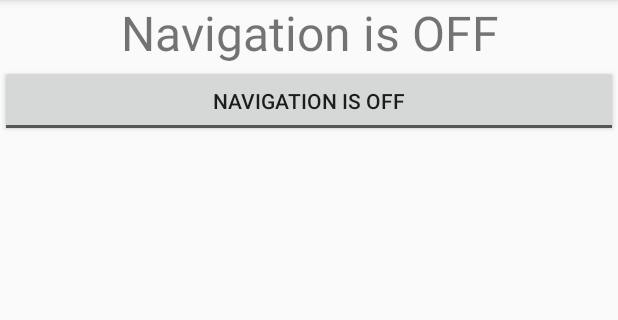
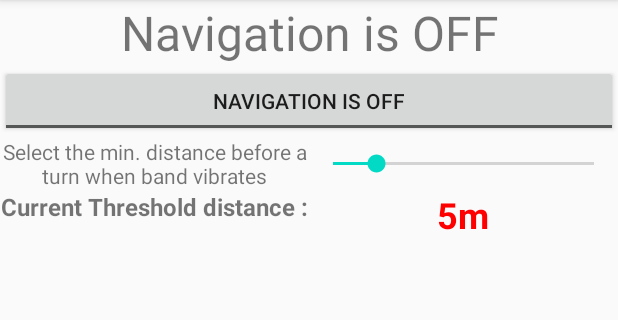
Before and after one commit to jashgopani/NaviBands, an Android app: the screen it shows after launch (MainActivity), on a phone screen of 412 x 824 dp, the part 84-404 px from its top. Run offline under Robolectric (Android 15) with nearby library versions, the phone set to English and light mode, and no system bars; 1 statement that could not run was skipped.

```diff
--- a/app/build.gradle
+++ b/app/build.gradle
@@ -1,5 +1,4 @@
 apply plugin: 'com.android.application'
-apply plugin: 'com.google.gms.google-services'
 android {
     compileSdkVersion 29
     buildToolsVersion "29.0.2"
@@ -36,7 +35,6 @@ dependencies {
     implementation 'androidx.appcompat:appcompat:1.1.0'
     implementation 'androidx.constraintlayout:constraintlayout:1.1.3'
     implementation 'androidx.localbroadcastmanager:localbroadcastmanager:1.0.0'
-    implementation 'com.google.firebase:firebase-firestore:21.4.3'
     testImplementation 'junit:junit:4.13'
     androidTestImplementation 'androidx.test.ext:junit:1.1.1'
     androidTestImplementation 'androidx.test.espresso:espresso-core:3.2.0'
--- a/app/src/main/java/com/example/maptest/IconDataset.java
+++ b/app/src/main/java/com/example/maptest/IconDataset.java
@@ -180,7 +180,7 @@ public class IconDataset {
 
             //get current direction name from current resId
             int currResId = res.getKey();
-            String currDirection = directionNames.get(currResId);
+            String currDirection = directionNames.containsKey(currResId)?directionNames.get(currResId):Directions.UNKNOWN;
             ArrayList<Integer> currPixels = res.getValue();
 
             //calc similarity
@@ -193,7 +193,7 @@ public class IconDataset {
                 maxId = currResId;//for debugging
 
                 double diff = Math.abs(val-prevSimilarity);
-                if(diff>=0 && diff<=0.15d && currDirection.equals(prevDirection) && maxSimilarity>0.6){
+                if(diff>=0 && diff<=0.15d && currDirection!=null && currDirection.equals(prevDirection) && maxSimilarity>0.6){
                     //if the previous similarity is almost same and the direction is also same
                     //no redundant comparison needed
                     Log.d(TAG, "contains: DirectionDetected >> "+currDirection);
--- a/app/src/main/java/com/example/maptest/MainActivity.java
+++ b/app/src/main/java/com/example/maptest/MainActivity.java
@@ -6,6 +6,7 @@ import android.content.Context;
 import android.content.DialogInterface;
 import android.content.Intent;
 import android.content.IntentFilter;
+import android.graphics.Color;
 import android.graphics.drawable.Drawable;
 import android.graphics.drawable.Icon;
 import android.os.Build;
@@ -18,6 +19,7 @@ import android.widget.CompoundButton;
 import android.widget.EditText;
 import android.widget.ImageView;
 import android.widget.LinearLayout;
+import android.widget.SeekBar;
 import android.widget.TextView;
 import android.widget.Toast;
 import android.widget.ToggleButton;
@@ -48,7 +50,9 @@ public class MainActivity extends AppCompatActivity {
     private static final String TAG = "MainActivity";
     private static Context context;
     ToggleButton toggleMonitoringBtn;
-    TextView logtv, statustv;
+    TextView logtv, statustv,thresholdtv;
+    SeekBar thresholdSb;
+    private int currentThreshold = 5;
     boolean monitoringMode;
 
     final BroadcastReceiver directionsReceiver = new BroadcastReceiver() {
@@ -83,9 +87,10 @@ public class MainActivity extends AppCompatActivity {
                         char[] c = t.toCharArray();
                         if(!(c[t.length()-2]=='k')){
                             distance = Integer.parseInt(t.substring(0,t.length()-2));
-                            if(distance<=20){
+                            if(distance<=currentThreshold){
                                 String msg = direction+" in "+distance+"m";
                                 updateMonitoringService(title,msg);
+                                Toast.makeText(context, "<< Naviband Vibrates >>", Toast.LENGTH_SHORT).show();
                             }else{
                                 updateMonitoringService(title,"Navigating..");
                             }
@@ -111,8 +116,8 @@ public class MainActivity extends AppCompatActivity {
     }
 
     private void init() {
+        findViews();
         initializeVariables();
-        findViews();
         addEventListeners();
         getPermissions();
         setStatustv();
@@ -121,18 +126,25 @@ public class MainActivity extends AppCompatActivity {
     private void initializeVariables() {
         context = getApplicationContext();
         monitoringMode = false;
+
+        //seek bar and its related text view
+        thresholdSb.setProgress(currentThreshold);
+        thresholdtv.setText(currentThreshold+"m");
     }
 
     private void findViews() {
         toggleMonitoringBtn = findViewById(R.id.toggleMonitoringBtn);
         logtv = findViewById(R.id.logtv);
         statustv = findViewById(R.id.statustv);
+        thresholdSb = findViewById(R.id.thresholdSeek);
+        thresholdtv = findViewById(R.id.thresholdTv);
     }
 
     @Override
     protected void onDestroy() {
         stopService(new Intent(MainActivity.this,ForegroundService.class));
         super.onDestroy();
+
     }
 
 
@@ -153,6 +165,23 @@ public class MainActivity extends AppCompatActivity {
                     stopMonitoringService();
                     unregisterReceiver();
                 }
+            }
+        });
+
+        thresholdSb.setOnSeekBarChangeListener(new SeekBar.OnSeekBarChangeListener() {
+            @Override
+            public void onProgressChanged(SeekBar seekBar, int progress, boolean fromUser) {
+                currentThreshold = progress;
+                thresholdtv.setText(currentThreshold+"m");
+                thresholdtv.setTextColor(Color.RED);
+            }
+
+            @Override
+            public void onStartTrackingTouch(SeekBar seekBar) {
+            }
+
+            @Override
+            public void onStopTrackingTouch(SeekBar seekBar) {
             }
         });
 
--- a/app/src/main/res/layout/activity_main.xml
+++ b/app/src/main/res/layout/activity_main.xml
@@ -4,9 +4,11 @@
     xmlns:tools="http://schemas.android.com/tools"
     android:layout_width="match_parent"
     android:layout_height="match_parent"
+    xmlns:app="http://schemas.android.com/apk/res-auto"
     android:layout_gravity="center"
     android:animateLayoutChanges="true"
     android:columnCount="2"
+    android:foregroundGravity="center|center_vertical"
     tools:context=".MainActivity">
 
     <TextView
@@ -24,10 +26,53 @@
         android:layout_width="0dp"
         android:layout_height="wrap_content"
         android:layout_columnWeight="1"
+        android:layout_columnSpan="2"
         android:text="Start Service"
         android:textAlignment="center"
         android:textOff="@string/monitoring_off"
         android:textOn="@string/monitoring_on" />
+    <TextView
+        android:layout_width="0dp"
+        android:layout_height="wrap_content"
+        android:layout_columnWeight="1"
+        android:textAlignment="center"
+        android:layout_columnSpan="1"
+        android:text="@string/vibrate_distance"
+        />
+    <SeekBar
+        android:id="@+id/thresholdSeek"
+        android:min="2"
+        android:max="20"
+        android:progress="5"
+        android:layout_width="0dp"
+        android:layout_height="wrap_content"
+        android:layout_columnWeight="1"
+        android:layout_columnSpan="1"
+        android:layout_gravity="center_vertical"
+        />
+    <TextView
+        android:layout_width="0dp"
+        android:layout_height="wrap_content"
+        android:layout_columnWeight="1"
+        android:textAlignment="center"
+        android:layout_columnSpan="1"
+        android:textSize="16dp"
+        android:textStyle="bold"
+        android:text="@string/threshold"
+        />
+    <TextView
+        android:id="@+id/thresholdTv"
+        android:textSize="24dp"
+        tools:text="5"
+        android:layout_gravity="center_vertical"
+        android:textColor="#ff0000"
+        android:textStyle="bold"
+        android:layout_width="0dp"
+        android:layout_height="wrap_content"
+        android:layout_columnWeight="1"
+        android:textAlignment="center"
+        android:layout_columnSpan="1"
+        />
 
     <ScrollView
         android:layout_width="0dp"
--- a/app/src/main/res/values/strings.xml
+++ b/app/src/main/res/values/strings.xml
@@ -6,4 +6,6 @@
     <string name="monitoring_off">Navigation is OFF</string>
     <string name="debug_file_success">Debug Operation Successful</string>
     <string name="debug_file_failure">File debug operation failed</string>
+    <string name="vibrate_distance">Select the min. distance before a turn when band vibrates</string>
+    <string name="threshold">Current Threshold distance :</string>
 </resources>
--- a/build.gradle
+++ b/build.gradle
@@ -12,7 +12,6 @@ buildscript {
     }
     dependencies {
         classpath 'com.android.tools.build:gradle:4.0.0'
-        classpath 'com.google.gms:google-services:4.3.3'
         // NOTE: Do not place your application dependencies here; they belong
         // in the individual module build.gradle files
     }
```
Also changed, not shown: gradle/wrapper/gradle-wrapper.properties, 1 other file.
